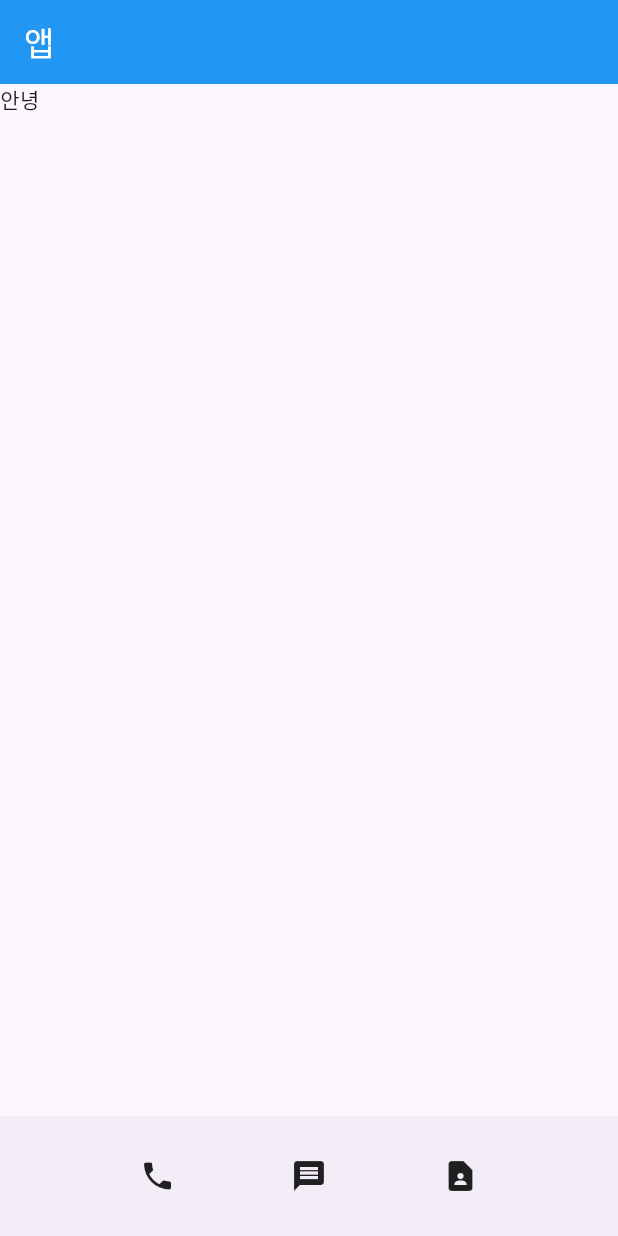
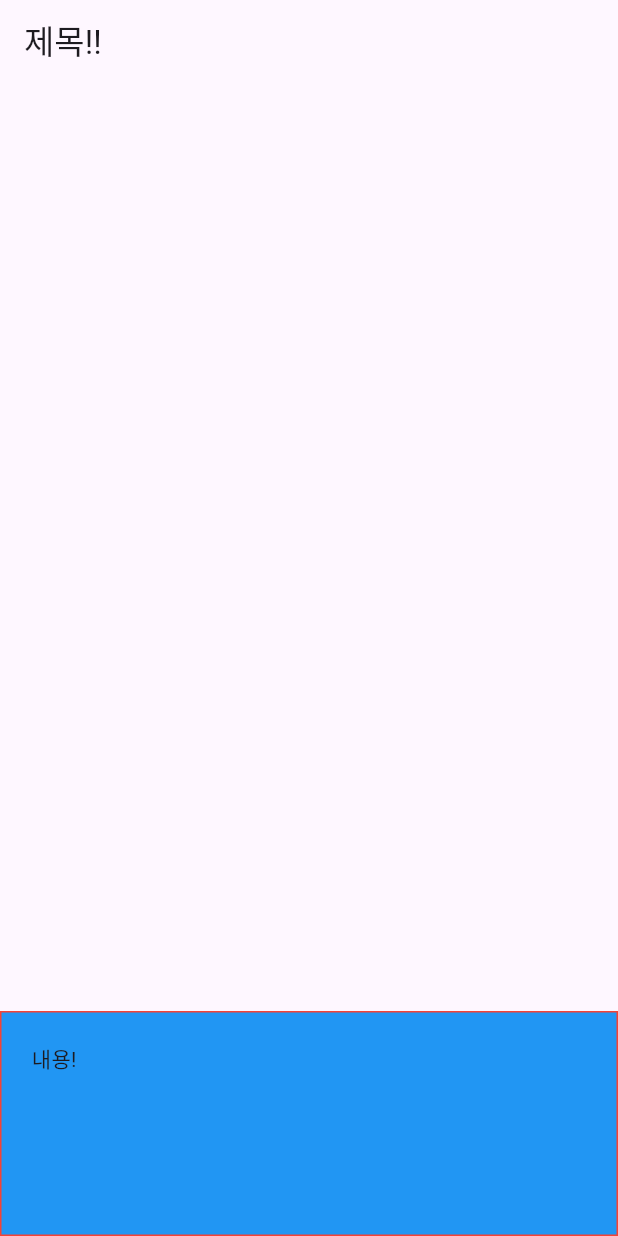
Before and after one commit to 938938/flutter_learn, a Flutter app: the screen it shows after launch, on a phone screen of 412 x 824 dp. Run offline on Flutter 3.47's test engine with Material 3 defaults, Android fonts, the light colour scheme and no system bars.

Commit message:
[FEAT] 박스 다루기

```diff
--- a/lib/main.dart
+++ b/lib/main.dart
@@ -28,16 +28,36 @@ class MyApp extends StatelessWidget {
       //     children: [Icon(Icons.star), Icon(Icons.heart_broken)],
       //   ),
       // ),
+      // home: Scaffold(
+      //   appBar: AppBar(
+      //     backgroundColor: Colors.blue,
+      //     title: Text('앱', style: TextStyle(color: Colors.white),),
+      //   ),
+      //   body: Text('안녕'),
+      //   bottomNavigationBar: BottomAppBar(child: SizedBox(
+      //     // width, height, child만 필요한 박스는 SizedBox(Container보다 가벼움)
+      //     height: 100,
+      //     child: Row(
+      //       mainAxisAlignment: MainAxisAlignment.spaceEvenly,
+      //       children: [Icon(Icons.phone), Icon(Icons.message), Icon(Icons.contact_page)],
+      //     ),
+      //   )),
+      // ),
       home: Scaffold(
-        appBar: AppBar(
-          backgroundColor: Colors.blue,
-          title: Text('앱', style: TextStyle(color: Colors.white),),
+        appBar: AppBar(title: Text('제목!!')),
+        body: Align(
+          alignment: Alignment.bottomCenter, // 박스 정렬
+          child: Container( // 가로로 꽉 채우고 싶을 땐 double.infinity (부모박스를 넘지 않음)
+            width: double.infinity, height: 150, // color: Colors.blue, decoration 속성이 있으면 Colors도 decoration 안에 넣어야 함
+            margin: EdgeInsets.fromLTRB(0, 30, 0, 0), // 위쪽에만 마진 30
+            padding: EdgeInsets.all(20),
+            decoration: BoxDecoration(
+              color: Colors.blue,
+              border: Border.all(color: Colors.red)
+            ),
+            child: Text('내용!'),
+          ),
         ),
-        body: Text('안녕'),
-        bottomNavigationBar: BottomAppBar(child: Row(
-          mainAxisAlignment: MainAxisAlignment.spaceEvenly,
-          children: [Icon(Icons.phone), Icon(Icons.message), Icon(Icons.contact_page)],
-        )),
       ),
     );
   }
```
